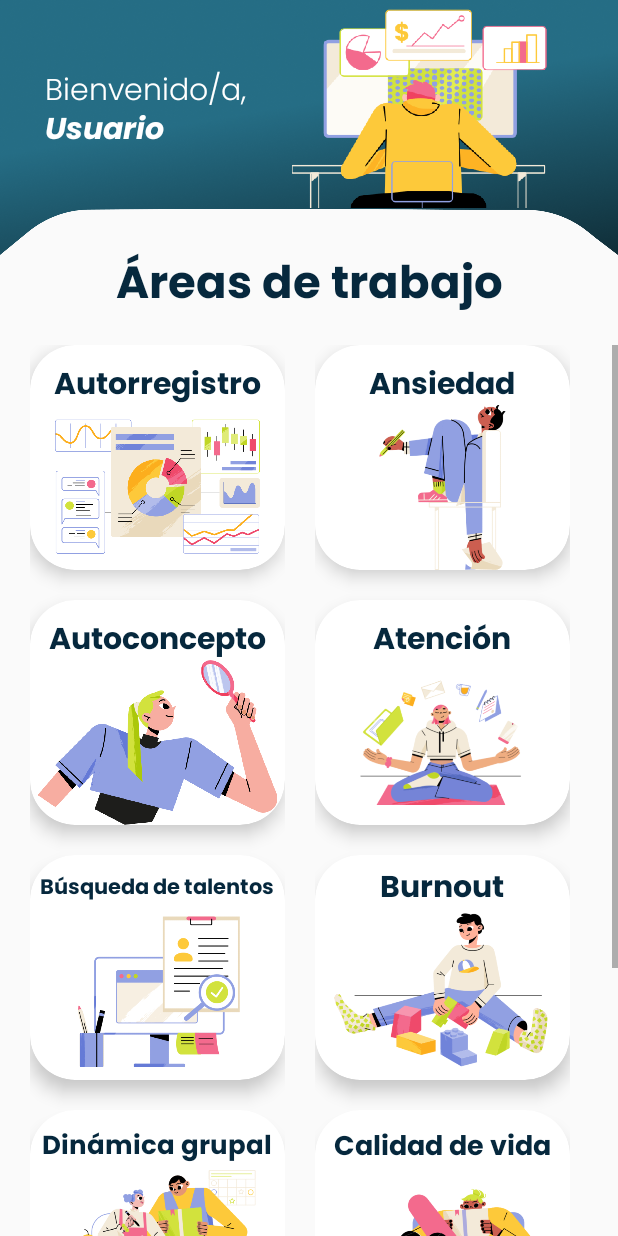
After one commit to TFG-MenPas/MenPas, an Android app: the layout activity_menu_principal.xml on its own in the app's theme, with its tools: preview values and no code run, on a phone screen of 412 x 824 dp. The commit adds this screen. Run offline under Robolectric (Android 15) with nearby library versions, the phone set to English and light mode, and no system bars.

Commit message:
Added "Menu Principal" activity and layout

```diff
--- a/app/build.gradle
+++ b/app/build.gradle
@@ -38,6 +38,7 @@ dependencies {
     implementation 'androidx.appcompat:appcompat:1.4.1'
     implementation 'com.google.android.material:material:1.5.0'
     implementation 'androidx.constraintlayout:constraintlayout:2.1.3'
+    implementation 'androidx.cardview:cardview:1.0.0'
     testImplementation 'junit:junit:4.13.2'
     androidTestImplementation 'androidx.test.ext:junit:1.1.3'
     androidTestImplementation 'androidx.test.espresso:espresso-core:3.4.0'
--- /dev/null
+++ b/app/src/main/java/com/uma/menpas/MenuPrincipal.kt
@@ -0,0 +1,60 @@
+package com.uma.menpas
+
+import androidx.appcompat.app.AppCompatActivity
+import android.os.Bundle
+import android.widget.Toast
+import androidx.cardview.widget.CardView
+
+class MenuPrincipal : AppCompatActivity() {
+    override fun onCreate(savedInstanceState: Bundle?) {
+        super.onCreate(savedInstanceState)
+        setContentView(R.layout.activity_menu_principal)
+
+        val autorregistro = findViewById<CardView>(R.id.autorregistro)
+        val ansiedad = findViewById<CardView>(R.id.ansiedad)
+        val autoconcepto = findViewById<CardView>(R.id.autoconcepto)
+        val atencion = findViewById<CardView>(R.id.atencion)
+        val busqueda_talentos = findViewById<CardView>(R.id.busqueda_talentos)
+        val burnout = findViewById<CardView>(R.id.burnout)
+        val dinamica_grupal = findViewById<CardView>(R.id.dinamicagrupal)
+        val calidad_vida = findViewById<CardView>(R.id.calidadvida)
+        val inteligencia_emocional = findViewById<CardView>(R.id.inteligencia_emocional)
+
+        autorregistro.setOnClickListener {
+            Toast.makeText(applicationContext, "Sección Autorregistro", Toast.LENGTH_SHORT).show()
+        }
+
+        ansiedad.setOnClickListener {
+            Toast.makeText(applicationContext, "Sección Ansiedad", Toast.LENGTH_SHORT).show()
+        }
+
+        autoconcepto.setOnClickListener {
+            Toast.makeText(applicationContext, "Sección Autoconcepto", Toast.LENGTH_SHORT).show()
+        }
+
+        atencion.setOnClickListener {
+            Toast.makeText(applicationContext, "Sección Atención", Toast.LENGTH_SHORT).show()
+        }
+        busqueda_talentos.setOnClickListener {
+            Toast.makeText(applicationContext, "Sección Búsqueda de Talentos", Toast.LENGTH_SHORT).show()
+        }
+
+        burnout.setOnClickListener {
+            Toast.makeText(applicationContext, "Sección Burnout", Toast.LENGTH_SHORT).show()
+        }
+
+        dinamica_grupal.setOnClickListener {
+            Toast.makeText(applicationContext, "Sección Dinámica Grupal", Toast.LENGTH_SHORT).show()
+        }
+
+        calidad_vida.setOnClickListener {
+            Toast.makeText(applicationContext, "Sección Calidad de Vida", Toast.LENGTH_SHORT).show()
+        }
+
+        inteligencia_emocional.setOnClickListener {
+            Toast.makeText(applicationContext, "Sección Inteligencia Emocional", Toast.LENGTH_SHORT).show()
+        }
+
+
+    }
+}
--- /dev/null
+++ b/app/src/main/res/layout/activity_menu_principal.xml
@@ -0,0 +1,399 @@
+<?xml version="1.0" encoding="utf-8"?>
+<androidx.constraintlayout.widget.ConstraintLayout xmlns:android="http://schemas.android.com/apk/res/android"
+    xmlns:app="http://schemas.android.com/apk/res-auto"
+    xmlns:tools="http://schemas.android.com/tools"
+    android:layout_width="match_parent"
+    android:layout_height="match_parent"
+    tools:context=".MenuPrincipal">
+    <androidx.constraintlayout.widget.ConstraintLayout
+        android:layout_width="match_parent"
+        android:layout_height="170dp"
+        app:layout_constraintStart_toStartOf="parent"
+        app:layout_constraintTop_toTopOf="parent">
+
+        <ImageView
+            android:id="@+id/banner"
+            android:layout_width="match_parent"
+            android:layout_height="match_parent"
+            android:adjustViewBounds="true"
+            android:cropToPadding="false"
+            android:scaleType="fitXY"
+            app:layout_constraintStart_toStartOf="parent"
+            app:layout_constraintTop_toTopOf="parent"
+            app:srcCompat="@drawable/geometrical_banner" />
+
+        <ImageView
+            android:id="@+id/art_banner"
+            android:layout_width="wrap_content"
+            android:layout_height="wrap_content"
+            android:adjustViewBounds="true"
+            android:cropToPadding="false"
+            android:scaleType="fitXY"
+            android:paddingTop="4dp"
+            android:layout_marginLeft="90dp"
+            app:layout_constraintStart_toStartOf="parent"
+            app:layout_constraintTop_toTopOf="parent"
+
+            app:srcCompat="@drawable/art_banner" />
+
+        <TextView
+            android:layout_width="wrap_content"
+            android:layout_height="wrap_content"
+            app:layout_constraintStart_toStartOf="parent"
+            app:layout_constraintTop_toTopOf="parent"
+            android:adjustViewBounds="true"
+            android:cropToPadding="false"
+            android:scaleType="fitXY"
+            android:text="@string/bienvenido_principal"
+            android:fontFamily="@font/poppins_light"
+            android:textColor="@color/white"
+            android:layout_marginTop="45dp"
+            android:layout_marginLeft="30dp"
+            android:textSize="20dp"
+            />
+        <TextView
+            android:layout_width="wrap_content"
+            android:layout_height="wrap_content"
+            app:layout_constraintStart_toStartOf="parent"
+            app:layout_constraintTop_toTopOf="parent"
+            android:adjustViewBounds="true"
+            android:cropToPadding="false"
+            android:scaleType="fitXY"
+            android:text="@string/usuario"
+            android:fontFamily="@font/poppins_bold_italic"
+            android:textColor="@color/white"
+            android:layout_marginTop="70dp"
+            android:layout_marginLeft="30dp"
+            android:textSize="20dp"
+            />
+    </androidx.constraintlayout.widget.ConstraintLayout>
+    <TextView
+        android:layout_width="wrap_content"
+        android:layout_height="wrap_content"
+        android:layout_marginTop="165dp"
+        android:text="@string/areas_trabajo"
+        android:textColor="@color/dark_blue"
+        app:layout_constraintEnd_toEndOf="parent"
+        app:layout_constraintStart_toStartOf="parent"
+        app:layout_constraintTop_toTopOf="parent"
+        android:fontFamily="@font/poppins_bold"
+        android:textSize="30dp"></TextView>
+    <ScrollView
+        xmlns:android="http://schemas.android.com/apk/res/android"
+        android:layout_width="match_parent"
+        android:layout_height="match_parent"
+        android:animateLayoutChanges="true"
+        android:layout_marginTop="230dp"
+        android:fillViewport="true">
+    <LinearLayout
+        android:layout_width="match_parent"
+        android:layout_height="wrap_content"
+        app:layout_constraintStart_toStartOf="parent"
+        app:layout_constraintTop_toTopOf="parent"
+        android:orientation="horizontal">
+            <LinearLayout
+                android:layout_width="wrap_content"
+                android:layout_height="wrap_content"
+                app:layout_constraintStart_toStartOf="parent"
+                app:layout_constraintTop_toTopOf="parent"
+                android:layout_marginLeft="20dp"
+                android:orientation="vertical">
+
+                <androidx.cardview.widget.CardView
+                    xmlns:card_view="http://schemas.android.com/apk/res-auto"
+                    android:id="@+id/autorregistro"
+                    android:layout_gravity="center"
+                    android:layout_width="170dp"
+                    android:layout_height="150dp"
+                    card_view:cardBackgroundColor="@color/white"
+                    card_view:cardCornerRadius="30dp"
+                    android:translationZ="5dp"
+                    android:layout_marginBottom="20dp">
+                    <TextView
+                        android:layout_width="match_parent"
+                        android:layout_height="wrap_content"
+                        android:text="@string/autorregistro"
+                        android:textColor="@color/dark_blue"
+                        android:textAlignment="center"
+                        android:layout_marginTop="10dp"
+                        app:layout_constraintEnd_toEndOf="parent"
+                        app:layout_constraintStart_toStartOf="parent"
+                        app:layout_constraintTop_toTopOf="parent"
+                        android:fontFamily="@font/poppins_bold"
+                        android:textSize="20dp"></TextView>
+                    <ImageView
+                        android:id="@+id/art_autorregistro"
+                        android:layout_width="match_parent"
+                        android:layout_height="wrap_content"
+                        android:paddingTop="40dp"
+                        app:layout_constraintStart_toStartOf="parent"
+                        app:layout_constraintTop_toTopOf="parent"
+                        app:srcCompat="@drawable/art_autorregistro" />
+                </androidx.cardview.widget.CardView>
+
+                <androidx.cardview.widget.CardView
+                    xmlns:card_view="http://schemas.android.com/apk/res-auto"
+                    android:id="@+id/autoconcepto"
+                    android:layout_gravity="center"
+                    android:layout_width="170dp"
+                    android:layout_height="150dp"
+                    card_view:cardBackgroundColor="@color/white"
+                    card_view:cardCornerRadius="30dp"
+                    android:translationZ="5dp"
+                    android:layout_marginBottom="20dp">
+                    <TextView
+                        android:layout_width="match_parent"
+                        android:layout_height="wrap_content"
+                        android:text="@string/autoconcepto"
+                        android:textColor="@color/dark_blue"
+                        android:textAlignment="center"
+                        android:layout_marginTop="10dp"
+                        app:layout_constraintEnd_toEndOf="parent"
+                        app:layout_constraintStart_toStartOf="parent"
+                        app:layout_constraintTop_toTopOf="parent"
+                        android:fontFamily="@font/poppins_bold"
+                        android:textSize="20dp"></TextView>
+                    <ImageView
+                        android:id="@+id/art_autoconcepto"
+                        android:layout_width="match_parent"
+                        android:layout_height="wrap_content"
+                        android:paddingTop="40dp"
+                        app:layout_constraintStart_toStartOf="parent"
+                        app:layout_constraintTop_toTopOf="parent"
+                        app:srcCompat="@drawable/art_autoconcepto" />
+                </androidx.cardview.widget.CardView>
+
+                <androidx.cardview.widget.CardView
+                    xmlns:card_view="http://schemas.android.com/apk/res-auto"
+                    android:id="@+id/busqueda_talentos"
+                    android:layout_gravity="center"
+                    android:layout_width="170dp"
+                    android:layout_height="150dp"
+                    card_view:cardBackgroundColor="@color/white"
+                    card_view:cardCornerRadius="30dp"
+                    android:translationZ="5dp"
+                    android:layout_marginBottom="20dp">
+                    <TextView
+                        android:layout_width="match_parent"
+                        android:layout_height="wrap_content"
+                        android:text="@string/busqueda_talentos"
+                        android:textColor="@color/dark_blue"
+                        android:textAlignment="center"
+                        android:layout_marginTop="10dp"
+                        app:layout_constraintEnd_toEndOf="parent"
+                        app:layout_constraintStart_toStartOf="parent"
+                        app:layout_constraintTop_toTopOf="parent"
+                        android:fontFamily="@font/poppins_bold"
+                        android:textSize="14dp"></TextView>
+                    <ImageView
+                        android:id="@+id/art_busquedatalentos"
+                        android:layout_width="match_parent"
+                        android:layout_height="wrap_content"
+                        android:paddingTop="30dp"
+                        app:layout_constraintStart_toStartOf="parent"
+                        app:layout_constraintTop_toTopOf="parent"
+                        app:srcCompat="@drawable/art_busquedatalentos" />
+                </androidx.cardview.widget.CardView>
+
+                <androidx.cardview.widget.CardView
+                    xmlns:card_view="http://schemas.android.com/apk/res-auto"
+                    android:id="@+id/dinamicagrupal"
+                    android:layout_gravity="center"
+                    android:layout_width="170dp"
+                    android:layout_height="150dp"
+                    card_view:cardBackgroundColor="@color/white"
+                    card_view:cardCornerRadius="30dp"
+                    android:translationZ="5dp"
+                    android:layout_marginBottom="20dp">
+                    <TextView
+                        android:layout_width="match_parent"
+                        android:layout_height="wrap_content"
+                        android:text="@string/dinamica_grupal"
+                        android:textColor="@color/dark_blue"
+                        android:textAlignment="center"
+                        android:layout_marginTop="10dp"
+                        app:layout_constraintEnd_toEndOf="parent"
+                        app:layout_constraintStart_toStartOf="parent"
+                        app:layout_constraintTop_toTopOf="parent"
+                        android:fontFamily="@font/poppins_bold"
+                        android:textSize="17dp"></TextView>
+                    <ImageView
+                        android:id="@+id/art_dinamicagrupal"
+                        android:layout_width="match_parent"
+                        android:layout_height="wrap_content"
+                        android:paddingTop="30dp"
+                        app:layout_constraintStart_toStartOf="parent"
+                        app:layout_constraintTop_toTopOf="parent"
+                        app:srcCompat="@drawable/art_dinamicagrupal" />
+                </androidx.cardview.widget.CardView>
+                <androidx.cardview.widget.CardView
+                    xmlns:card_view="http://schemas.android.com/apk/res-auto"
+                    android:id="@+id/inteligencia_emocional"
+                    android:layout_gravity="center"
+                    android:layout_width="170dp"
+                    android:layout_height="150dp"
+                    card_view:cardBackgroundColor="@color/white"
+                    card_view:cardCornerRadius="30dp"
+                    android:translationZ="5dp"
+                    android:layout_marginBottom="20dp">
+                    <TextView
+                        android:layout_width="match_parent"
+                        android:layout_height="wrap_content"
+                        android:text="@string/inteligencia_emocional"
+                        android:textColor="@color/dark_blue"
+                        android:textAlignment="center"
+                        android:layout_marginTop="10dp"
+                        app:layout_constraintEnd_toEndOf="parent"
+                        app:layout_constraintStart_toStartOf="parent"
+                        app:layout_constraintTop_toTopOf="parent"
+                        android:fontFamily="@font/poppins_bold"
+                        android:textSize="13dp"></TextView>
+                    <ImageView
+                        android:id="@+id/art_inteligenciaemocional"
+                        android:layout_width="match_parent"
+                        android:layout_height="wrap_content"
+                        android:paddingTop="30dp"
+                        app:layout_constraintStart_toStartOf="parent"
+                        app:layout_constraintTop_toTopOf="parent"
+                        app:srcCompat="@drawable/art_inteligenciaemocional" />
+                </androidx.cardview.widget.CardView>
+            </LinearLayout>
+            <LinearLayout
+            android:layout_width="wrap_content"
+            android:layout_height="wrap_content"
+            app:layout_constraintStart_toStartOf="parent"
+            app:layout_constraintTop_toTopOf="parent"
+            android:layout_marginLeft="20dp"
+            android:orientation="vertical">
+
+            <androidx.cardview.widget.CardView
+                xmlns:card_view="http://schemas.android.com/apk/res-auto"
+                android:id="@+id/ansiedad"
+                android:layout_gravity="center"
+                android:layout_width="170dp"
+                android:layout_height="150dp"
+                card_view:cardBackgroundColor="@color/white"
+                card_view:cardCornerRadius="30dp"
+                android:translationZ="5dp"
+                android:layout_marginBottom="20dp">
+                <TextView
+                    android:layout_width="match_parent"
+                    android:layout_height="wrap_content"
+                    android:text="@string/ansiedad"
+                    android:textColor="@color/dark_blue"
+                    android:textAlignment="center"
+                    android:layout_marginTop="10dp"
+                    app:layout_constraintEnd_toEndOf="parent"
+                    app:layout_constraintStart_toStartOf="parent"
+                    app:layout_constraintTop_toTopOf="parent"
+                    android:fontFamily="@font/poppins_bold"
+                    android:textSize="20dp"></TextView>
+                <ImageView
+                    android:id="@+id/art_ansiedad"
+                    android:layout_width="match_parent"
+                    android:layout_height="wrap_content"
+                    android:paddingTop="40dp"
+                    app:layout_constraintStart_toStartOf="parent"
+                    app:layout_constraintTop_toTopOf="parent"
+                    app:srcCompat="@drawable/art_ansiedad" />
+            </androidx.cardview.widget.CardView>
+
+            <androidx.cardview.widget.CardView
+                xmlns:card_view="http://schemas.android.com/apk/res-auto"
+                android:id="@+id/atencion"
+                android:layout_gravity="center"
+                android:layout_width="170dp"
+                android:layout_height="150dp"
+                card_view:cardBackgroundColor="@color/white"
+                card_view:cardCornerRadius="30dp"
+                android:translationZ="5dp"
+                android:layout_marginBottom="20dp">
+                <TextView
+                    android:layout_width="match_parent"
+                    android:layout_height="wrap_content"
+                    android:text="@string/atencion"
+                    android:textColor="@color/dark_blue"
+                    android:textAlignment="center"
+                    android:layout_marginTop="10dp"
+                    app:layout_constraintEnd_toEndOf="parent"
+                    app:layout_constraintStart_toStartOf="parent"
+                    app:layout_constraintTop_toTopOf="parent"
+                    android:fontFamily="@font/poppins_bold"
+                    android:textSize="20dp"></TextView>
+                <ImageView
+                    android:id="@+id/art_atencion"
+                    android:layout_width="match_parent"
+                    android:layout_height="wrap_content"
+                    android:paddingTop="40dp"
+                    app:layout_constraintStart_toStartOf="parent"
+                    app:layout_constraintTop_toTopOf="parent"
+                    app:srcCompat="@drawable/art_atencion" />
+            </androidx.cardview.widget.CardView>
+
+            <androidx.cardview.widget.CardView
+                xmlns:card_view="http://schemas.android.com/apk/res-auto"
+                android:id="@+id/burnout"
+                android:layout_gravity="center"
+                android:layout_width="170dp"
+                android:layout_height="150dp"
+                card_view:cardBackgroundColor="@color/white"
+                card_view:cardCornerRadius="30dp"
+                android:translationZ="5dp"
+                android:layout_marginBottom="20dp">
+                <TextView
+                    android:layout_width="match_parent"
+                    android:layout_height="wrap_content"
+                    android:text="@string/burnout"
+                    android:textColor="@color/dark_blue"
+                    android:textAlignment="center"
+                    android:layout_marginTop="5dp"
+                    app:layout_constraintEnd_toEndOf="parent"
+                    app:layout_constraintStart_toStartOf="parent"
+                    app:layout_constraintTop_toTopOf="parent"
+                    android:fontFamily="@font/poppins_bold"
+                    android:textSize="20dp"></TextView>
+                <ImageView
+                    android:id="@+id/art_burnout"
+                    android:layout_width="match_parent"
+                    android:layout_height="wrap_content"
+                    android:paddingTop="30dp"
+                    app:layout_constraintStart_toStartOf="parent"
+                    app:layout_constraintTop_toTopOf="parent"
+                    app:srcCompat="@drawable/art_burnout" />
+            </androidx.cardview.widget.CardView>
+
+            <androidx.cardview.widget.CardView
+                xmlns:card_view="http://schemas.android.com/apk/res-auto"
+                android:id="@+id/calidadvida"
+                android:layout_gravity="center"
+                android:layout_width="170dp"
+                android:layout_height="150dp"
+                card_view:cardBackgroundColor="@color/white"
+                card_view:cardCornerRadius="30dp"
+                android:translationZ="5dp"
+                android:layout_marginBottom="20dp">
+                <TextView
+                    android:layout_width="match_parent"
+                    android:layout_height="wrap_content"
+                    android:text="@string/calidad_vida"
+                    android:textColor="@color/dark_blue"
+                    android:textAlignment="center"
+                    android:layout_marginTop="10dp"
+                    app:layout_constraintEnd_toEndOf="parent"
+                    app:layout_constraintStart_toStartOf="parent"
+                    app:layout_constraintTop_toTopOf="parent"
+                    android:fontFamily="@font/poppins_bold"
+                    android:textSize="18dp"></TextView>
+                <ImageView
+                    android:id="@+id/art_calidadvida"
+                    android:layout_width="match_parent"
+                    android:layout_height="wrap_content"
+                    android:paddingTop="30dp"
+                    app:layout_constraintStart_toStartOf="parent"
+                    app:layout_constraintTop_toTopOf="parent"
+                    app:srcCompat="@drawable/art_calidadvida" />
+            </androidx.cardview.widget.CardView>
+        </LinearLayout>
+    </LinearLayout>
+    </ScrollView>
+</androidx.constraintlayout.widget.ConstraintLayout>
--- a/app/src/main/res/values/colors.xml
+++ b/app/src/main/res/values/colors.xml
@@ -14,4 +14,5 @@
 	<color name="elipseBlue">#256D85</color>
 	<color name="pressed_text_color">#572364</color>
 	<color name="light_grey">#F7F8F8</color>
+	<color name="dark_blue">#06283D</color>
 </resources>
--- a/app/src/main/res/values/strings.xml
+++ b/app/src/main/res/values/strings.xml
@@ -13,4 +13,15 @@
 	<string name="posee_cuenta">¿Ya posee una cuenta?</string>
 	<string name="inicie_sesion">Inicie sesión aquí</string>
 	<string name="mostrar_ocultar_contrasenya">Mostrar/ocultar contraseña</string>
+	<string name="bienvenido_principal">Bienvenido/a,</string>
+	<string name="areas_trabajo">Áreas de trabajo</string>
+	<string name="autorregistro">Autorregistro</string>
+	<string name="ansiedad">Ansiedad</string>
+	<string name="autoconcepto">Autoconcepto</string>
+	<string name="atencion">Atención</string>
+	<string name="busqueda_talentos">Búsqueda de talentos</string>
+	<string name="burnout">Burnout</string>
+	<string name="dinamica_grupal">Dinámica grupal</string>
+	<string name="calidad_vida">Calidad de vida</string>
+	<string name="inteligencia_emocional">Inteligencia emocional</string>
 </resources>
```
Also changed, not shown: app/src/main/res/drawable/art_ansiedad.png (added), app/src/main/res/drawable/art_atencion.png (added), app/src/main/res/drawable/art_autoconcepto.png (added), app/src/main/res/drawable/art_autorregistro.png (added), app/src/main/res/drawable/art_banner.png (added), app/src/main/res/drawable/art_burnout.png (added), app/src/main/res/drawable/art_busquedatalentos.png (added), app/src/main/res/drawable/art_calidadvida.png (added), app/src/main/res/drawable/art_dinamicagrupal.png (added), app/src/main/res/drawable/art_inteligenciaemocional.png (added), app/src/main/res/drawable/geometrical_banner.png (added). Lines whose indentation alone changed are shown as unchanged.
